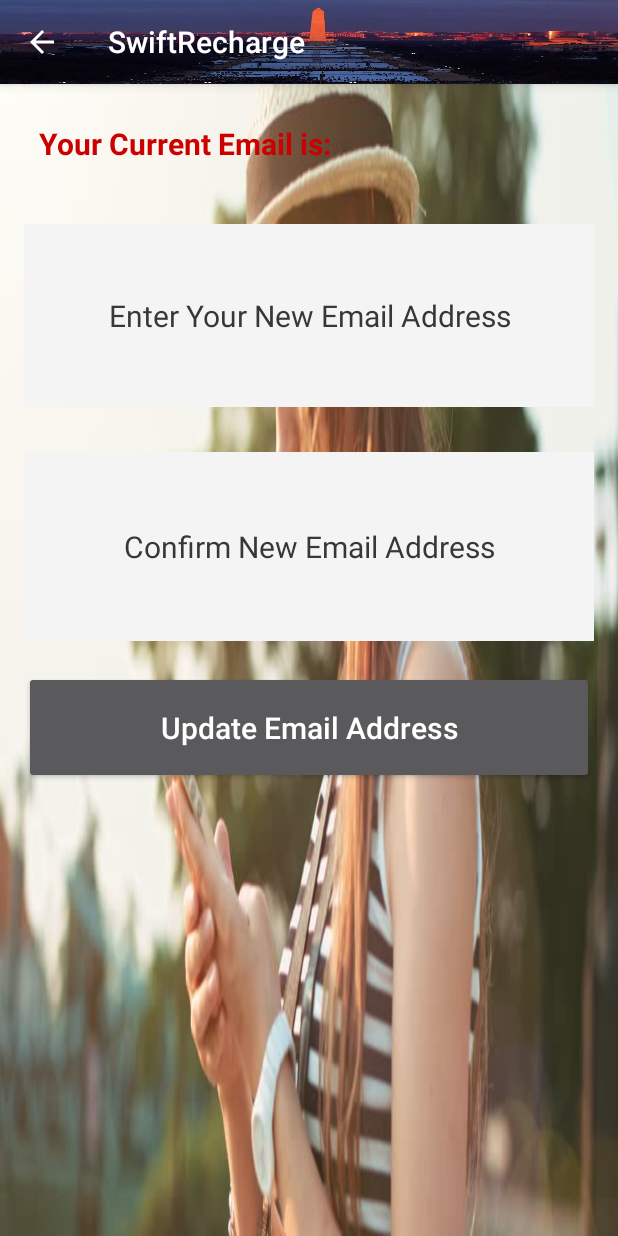
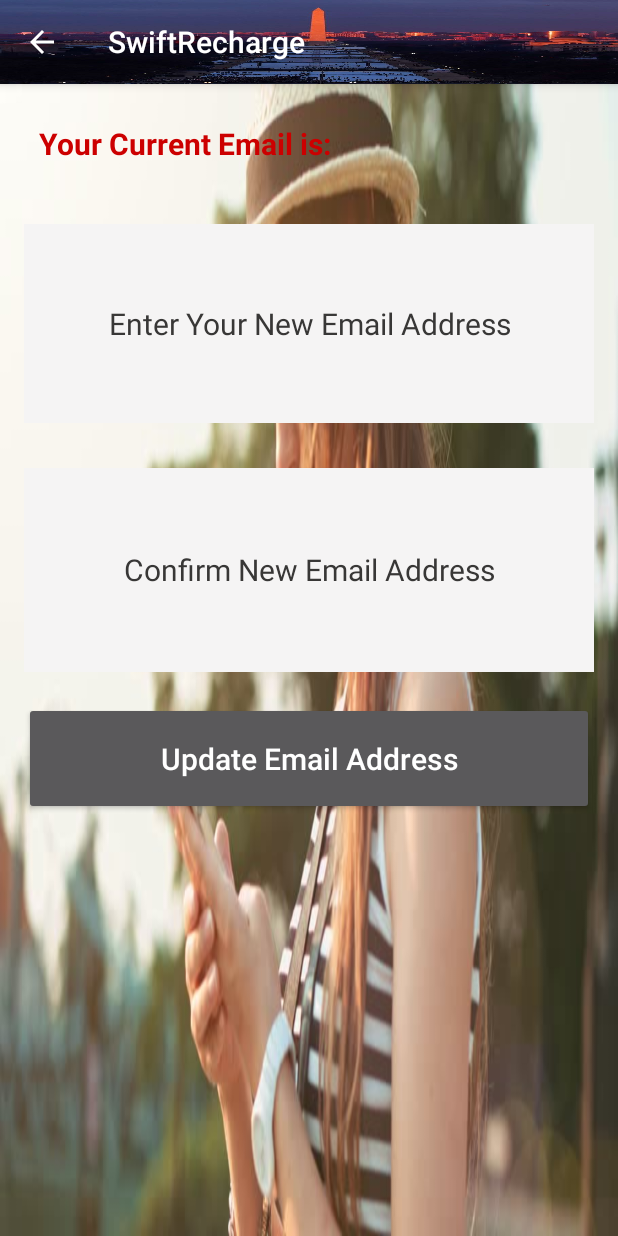
Before and after one commit to swiftrechagre/Swift, an Android app: the UserEmail screen opened directly, with no data from a screen before it, on a phone screen of 412 x 824 dp. Run offline under Robolectric (Android 15) with nearby library versions, the phone set to English and light mode, and no system bars.

Commit message:
input text height update

```diff
--- a/app/src/main/res/layout/user_email.xml
+++ b/app/src/main/res/layout/user_email.xml
@@ -37,11 +37,11 @@
         android:id="@+id/new_email"
         android:hint="@string/new_email"
         android:layout_weight="0.15"
-        android:layout_height="60dp" />
+        android:layout_height="75dp" />
 
     <EditText
         android:layout_width="match_parent"
-        android:layout_height="60dp"
+        android:layout_height="75dp"
         android:inputType="textEmailAddress"
         android:ems="10"
         android:textColorHint="@color/colorinput"
--- a/app/src/main/res/layout/user_mobile_contact.xml
+++ b/app/src/main/res/layout/user_mobile_contact.xml
@@ -24,7 +24,7 @@
 
     <EditText
         android:layout_width="match_parent"
-        android:layout_height="60dp"
+        android:layout_height="75dp"
         android:inputType="phone"
         android:ems="10"
         android:textColorHint="@color/colorinput"
@@ -39,7 +39,7 @@
 
     <EditText
         android:layout_width="match_parent"
-        android:layout_height="60dp"
+        android:layout_height="75dp"
         android:inputType="phone"
         android:ems="10"
         android:textColorHint="@color/colorinput"
--- a/app/src/main/res/layout/user_occupation.xml
+++ b/app/src/main/res/layout/user_occupation.xml
@@ -24,7 +24,7 @@
 
     <EditText
         android:layout_width="match_parent"
-        android:layout_height="60dp"
+        android:layout_height="75dp"
         android:inputType="textPersonName"
         android:ems="10"
         android:textColorHint="@color/colorinput"
```
